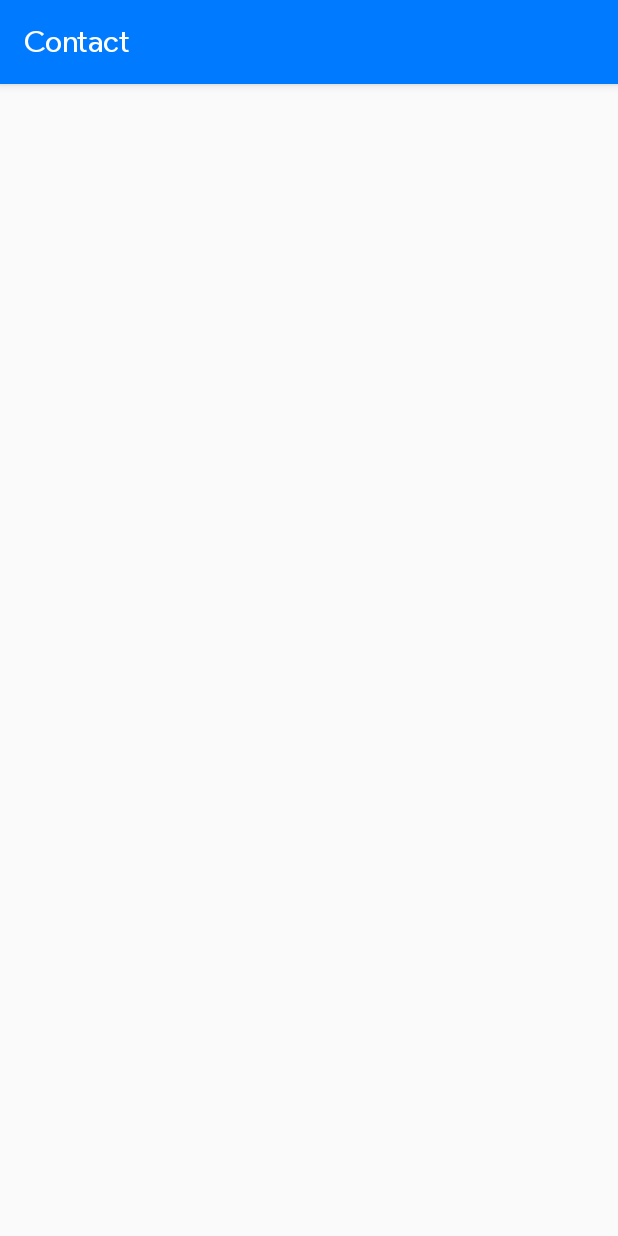
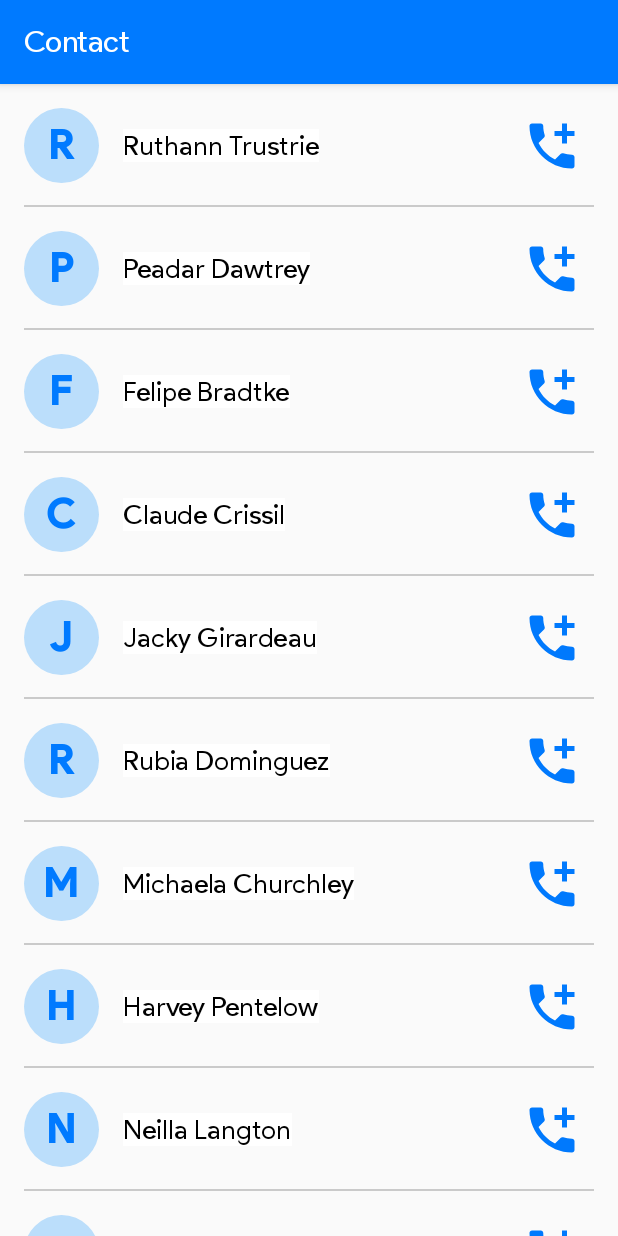
Before and after one commit to ErfanGhasemi2009/Contact-recycler-view, an Android app: the screen it shows after launch (MainActivity), on a phone screen of 412 x 824 dp. Run offline under Robolectric (Android 15) with nearby library versions, the phone set to English and light mode, and no system bars.

Commit message:
create a recyclerView in mainActivity

```diff
--- /dev/null
+++ b/app/src/main/java/com/alaroze/contact/ContactAdapter.java
@@ -0,0 +1,77 @@
+package com.alaroze.contact;
+
+import android.view.LayoutInflater;
+import android.view.View;
+import android.view.ViewGroup;
+import android.widget.ImageView;
+import android.widget.TextView;
+
+import androidx.annotation.NonNull;
+import androidx.recyclerview.widget.RecyclerView;
+
+import java.util.ArrayList;
+
+public class ContactAdapter extends RecyclerView.Adapter<ContactAdapter.ContactViewHolder> {
+
+    private ArrayList<String> contacts = new ArrayList<>();
+    public ContactAdapter() {
+        contacts.add("Ruthann Trustrie");
+        contacts.add("Peadar Dawtrey");
+        contacts.add("Felipe Bradtke");
+        contacts.add("Claude Crissil");
+        contacts.add("Jacky Girardeau");
+        contacts.add("Rubia Dominguez");
+        contacts.add("Michaela Churchley");
+        contacts.add("Harvey Pentelow");
+        contacts.add("Neilla Langton");
+        contacts.add("Marco Greaves");
+        contacts.add("Liz Batchley");
+        contacts.add("Lamond Littlepage");
+        contacts.add("Malina Weir");
+        contacts.add("Tomlin Lenchenko");
+        contacts.add("Hy Pavelin");
+        contacts.add("Jenelle Palin");
+        contacts.add("Damon Knewstubb");
+        contacts.add("Alex Ivanusyev");
+        contacts.add("Hamil Callery");
+        contacts.add("Karol Syer");
+
+    }
+
+    @NonNull
+    @Override
+    public ContactViewHolder onCreateViewHolder(@NonNull ViewGroup parent, int viewType) {
+        View view = LayoutInflater.from(parent.getContext()).inflate(R.layout.item_contact, parent, false);
+        return new ContactViewHolder(view);
+    }
+
+    @Override
+    public void onBindViewHolder(@NonNull ContactViewHolder holder, int position) {
+        holder.onBindContact(contacts.get(position));
+    }
+
+    @Override
+    public int getItemCount() {
+        return contacts.size();
+    }
+
+    public static class ContactViewHolder extends RecyclerView.ViewHolder {
+
+        TextView tvFirstChar;
+        TextView tvFullname;
+        ImageView ivCall;
+
+        public ContactViewHolder(@NonNull View itemView) {
+            super(itemView);
+
+            tvFirstChar = itemView.findViewById(R.id.tv_item_firstChar);
+            tvFullname = itemView.findViewById(R.id.tv_item_fullname);
+            ivCall = itemView.findViewById(R.id.iv_item_call);
+        }
+
+        public void onBindContact(String fullname) {
+            tvFirstChar.setText(fullname.substring(0, 1));
+            tvFullname.setText(fullname);
+        }
+    }
+}
--- a/app/src/main/java/com/alaroze/contact/MainActivity.java
+++ b/app/src/main/java/com/alaroze/contact/MainActivity.java
@@ -7,9 +7,13 @@ import androidx.appcompat.app.AppCompatActivity;
 import androidx.core.graphics.Insets;
 import androidx.core.view.ViewCompat;
 import androidx.core.view.WindowInsetsCompat;
+import androidx.recyclerview.widget.LinearLayoutManager;
+import androidx.recyclerview.widget.RecyclerView;
 
 public class MainActivity extends AppCompatActivity {
 
+    private RecyclerView recyclerView;
+    private ContactAdapter adapter;
     @Override
     protected void onCreate(Bundle savedInstanceState) {
         super.onCreate(savedInstanceState);
@@ -20,5 +24,10 @@ public class MainActivity extends AppCompatActivity {
             v.setPadding(systemBars.left, systemBars.top, systemBars.right, systemBars.bottom);
             return insets;
         });
+
+        recyclerView = findViewById(R.id.rv_main_contact);
+        recyclerView.setLayoutManager(new LinearLayoutManager(this, LinearLayoutManager.VERTICAL, false));
+        adapter = new ContactAdapter();
+        recyclerView.setAdapter(adapter);
     }
 }
--- a/app/src/main/res/layout/item_contact.xml
+++ b/app/src/main/res/layout/item_contact.xml
@@ -1,16 +1,16 @@
 <?xml version="1.0" encoding="utf-8"?>
 <androidx.constraintlayout.widget.ConstraintLayout xmlns:android="http://schemas.android.com/apk/res/android"
     xmlns:app="http://schemas.android.com/apk/res-auto"
+    xmlns:tools="http://schemas.android.com/tools"
     android:layout_width="match_parent"
     android:layout_height="wrap_content"
-    xmlns:tools="http://schemas.android.com/tools"
     app:layout_constraintCircleRadius="8dp">
 
     <TextView
-        android:layout_margin="16dp"
-        android:id="@+id/textView2"
+        android:id="@+id/tv_item_firstChar"
         android:layout_width="50dp"
         android:layout_height="50dp"
+        android:layout_margin="16dp"
         android:background="@drawable/shape_circle"
         android:fontFamily="@font/primary_black"
         android:gravity="center"
@@ -20,39 +20,43 @@
         app:layout_constraintBottom_toBottomOf="parent"
         app:layout_constraintStart_toStartOf="parent"
         app:layout_constraintTop_toTopOf="parent"
-        tools:text="A" />
+        tools:text="A"
+        android:layout_marginBottom="16dp"/>
 
     <TextView
-        android:id="@+id/textView"
+        android:id="@+id/tv_item_fullname"
         android:layout_width="wrap_content"
         android:layout_height="wrap_content"
-        tools:text="Erfan ghasemi"
+        android:layout_marginStart="16dp"
         android:fontFamily="@font/primary_regular"
         android:textColor="@android:color/black"
         android:textSize="18sp"
-        android:layout_marginStart="16dp"
+        android:background="@android:color/white"
         app:layout_constraintBottom_toBottomOf="parent"
-        app:layout_constraintStart_toEndOf="@+id/textView2"
-        app:layout_constraintTop_toTopOf="parent" />
+        app:layout_constraintStart_toEndOf="@+id/tv_item_firstChar"
+        app:layout_constraintTop_toTopOf="parent"
+        tools:text="Erfan ghasemi" />
 
     <ImageView
+        android:id="@+id/iv_item_call"
         android:layout_width="40dp"
         android:layout_height="40dp"
+        android:layout_marginEnd="24dp"
         app:layout_constraintBottom_toBottomOf="parent"
         app:layout_constraintEnd_toEndOf="parent"
         app:layout_constraintTop_toTopOf="parent"
-        app:srcCompat="@drawable/ic_blue_call_24"
-        android:layout_marginEnd="24dp"/>
+        app:srcCompat="@drawable/ic_blue_call_24" />
 
     <View
         android:layout_width="match_parent"
         android:layout_height="1dp"
+        android:layout_marginStart="16dp"
         android:layout_marginEnd="16dp"
-        android:layout_marginStart="16dp"
         app:layout_constraintBottom_toBottomOf="parent"
         app:layout_constraintEnd_toEndOf="parent"
-        app:layout_constraintStart_toStartOf="parent" />
-
+        app:layout_constraintStart_toStartOf="parent"
+        android:background="#CACACA"
+        />
 
 
 </androidx.constraintlayout.widget.ConstraintLayout>
```
